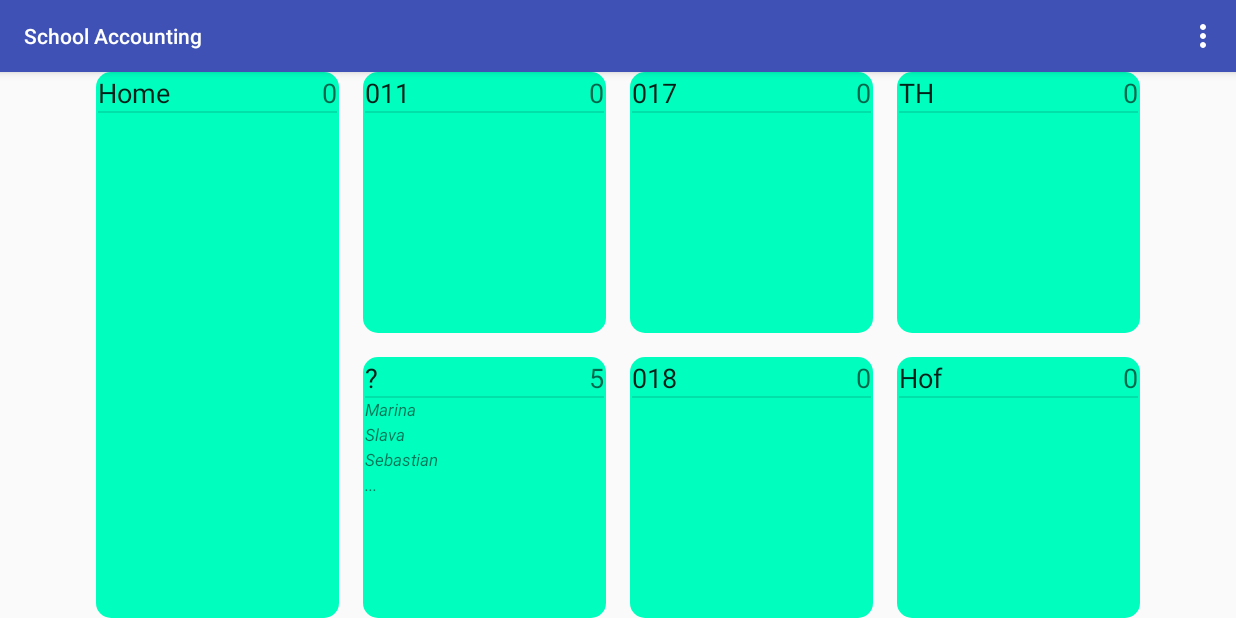
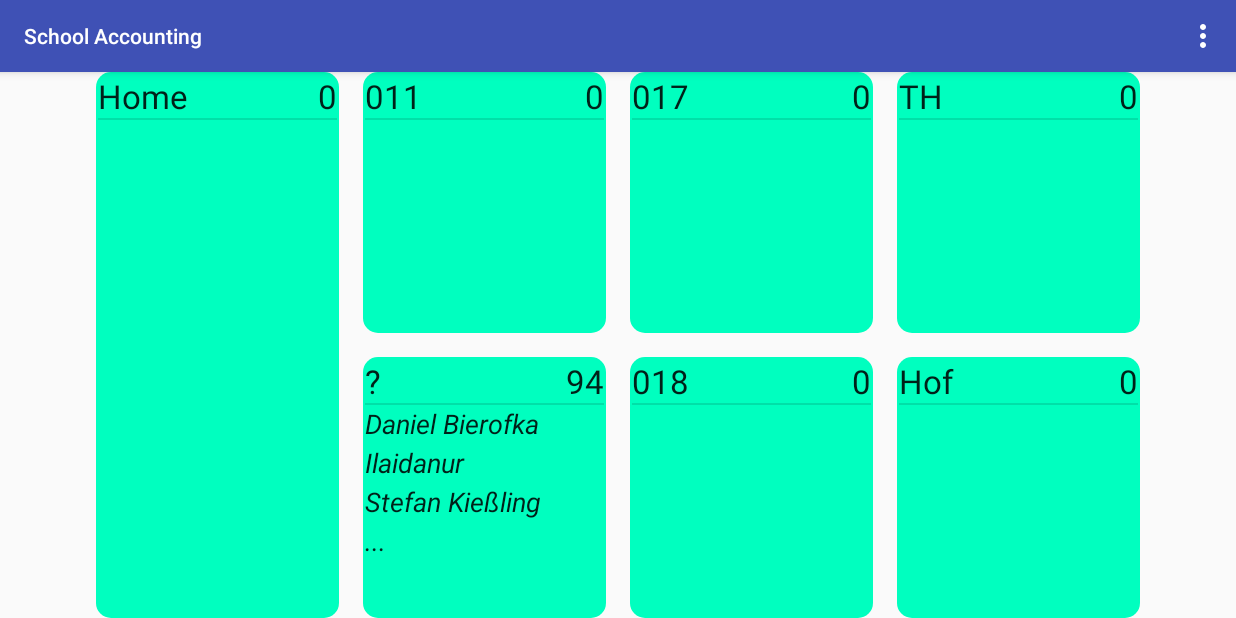
Before and after one commit to slava888/SchoolAccounting, an Android app: the screen it shows after launch (Main), on a phone screen of 824 x 412 dp (held sideways). Run offline under Robolectric (Android 15) with nearby library versions, the phone set to English and light mode, and no system bars; our stand-ins replace ButterKnife; libraries missing offline, so code that uses them is left out: lombok.experimental.

Commit message:
DB renamed to EntityManager Explicit entity state in BaseEntity Layout adjusted to have several columns in RoomFragmentView More students added

```diff
--- a/app/src/main/java/de/slava/schoolaccounting/MainFragment.java
+++ b/app/src/main/java/de/slava/schoolaccounting/MainFragment.java
@@ -1,7 +1,6 @@
 package de.slava.schoolaccounting;
 
 import android.os.Bundle;
-import android.support.annotation.Nullable;
 import android.support.v4.app.Fragment;
 import android.util.Log;
 import android.view.LayoutInflater;
@@ -15,8 +14,7 @@ import java.util.Map;
 import butterknife.Bind;
 import butterknife.ButterKnife;
 import de.slava.schoolaccounting.model.Room;
-import de.slava.schoolaccounting.model.SchoolModel;
-import de.slava.schoolaccounting.model.db.DB;
+import de.slava.schoolaccounting.model.db.EntityManager;
 import de.slava.schoolaccounting.model.db.RoomDao;
 import de.slava.schoolaccounting.room.RoomView;
 
@@ -33,8 +31,8 @@ public class MainFragment extends Fragment {
     @Bind(R.id.roomTH) RoomView roomTH;
     @Bind(R.id.roomHof) RoomView roomHof;
 
-    private DB getDb() {
-        return DB.instance(getContext());
+    private EntityManager getDb() {
+        return EntityManager.instance(getContext());
     }
 
     @Override
--- a/app/src/main/java/de/slava/schoolaccounting/model/BasicEntity.java
+++ b/app/src/main/java/de/slava/schoolaccounting/model/BasicEntity.java
@@ -4,12 +4,17 @@ import java.beans.PropertyChangeListener;
 import java.beans.PropertyChangeSupport;
 import java.io.Serializable;
 
-import lombok.EqualsAndHashCode;
-
 /**
  * @author by V.Sysoltsev
  */
 public class BasicEntity implements Serializable {
+
+    public static enum State {
+        TRANSIENT, // entity is not bound with entity manager
+        PERSISTENT // entity is bound with entity manager
+    }
+    private State entityState;
+
     transient private final PropertyChangeSupport mPcs = new PropertyChangeSupport(this);
     private Integer id;
 
@@ -19,6 +24,7 @@ public class BasicEntity implements Serializable {
 
     public BasicEntity(Integer id) {
         this.id = id;
+        entityState = State.TRANSIENT;
     }
 
     public Integer getId() {
@@ -40,4 +46,28 @@ public class BasicEntity implements Serializable {
     public <T> void firePropertyChange(String propertyName, T oldValue, T newValue) {
         mPcs.firePropertyChange(propertyName, oldValue, newValue);
     }
+
+    public State getEntityState() {
+        return entityState;
+    }
+
+    public void setEntityState(State entityState) {
+        this.entityState = entityState;
+    }
+
+    /**
+     * Returns true if the entity is not yet associate with persistence context
+     * @return
+     */
+    public boolean isTransient() {
+        return getEntityState() == State.TRANSIENT;
+    }
+
+    /**
+     * Returns true if the entity is associated with persistence context
+     * @return
+     */
+    public boolean isPersistent() {
+        return getEntityState() == State.PERSISTENT;
+    }
 }
--- a/app/src/main/java/de/slava/schoolaccounting/model/Child.java
+++ b/app/src/main/java/de/slava/schoolaccounting/model/Child.java
@@ -7,7 +7,6 @@ import lombok.experimental.Accessors;
  * @author by V.Sysoltsev
  */
 @Accessors(chain=true)
-@ToString
 public class Child extends BasicEntity {
     private String nameFull;
     private Room room;
--- a/app/src/main/java/de/slava/schoolaccounting/model/db/BaseDao.java
+++ b/app/src/main/java/de/slava/schoolaccounting/model/db/BaseDao.java
@@ -15,21 +15,21 @@ import de.slava.schoolaccounting.model.BasicEntity;
  * @author by V.Sysoltsev
  */
 public abstract class BaseDao<Entity extends BasicEntity> {
-    private final DB db;
+    private final EntityManager entityManager;
 
     // only the entities from cache are allowed to be outside (due to FK handling).
     private final Map<Integer, Entity> cache = new HashMap<>();
 
-    protected BaseDao(DB db, DB.DBDaoKey key) {
-        this.db = db;
+    protected BaseDao(EntityManager entityManager, EntityManager.DBDaoKey key) {
+        this.entityManager = entityManager;
     }
 
-    protected DB getDb() {
-        return db;
+    protected EntityManager getEntityManager() {
+        return entityManager;
     }
 
     protected SQLiteDatabase getDatabase() {
-        return db.getDb();
+        return entityManager.getDb();
     }
 
     /**
@@ -60,9 +60,9 @@ public abstract class BaseDao<Entity extends BasicEntity> {
      * Add new entity to a database
      */
     public Entity add(Entity entity) {
-        assert entity.getId() == null;
-        Integer nextId = getNextId();
-        entity.setId(nextId);
+        assert entity.isTransient();
+        if (entity.getId() == null)
+            entity.setId(getNextId());
         getDatabase().insert(getTableName(), null, asCV(entity));
         return persist(entity);
     }
@@ -116,7 +116,7 @@ public abstract class BaseDao<Entity extends BasicEntity> {
      * @return
      */
     public Entity update(Entity entity) {
-        assert entity.getId() != null : "Use add() for new entities";
+        assert entity.isPersistent() && entity.getId() != null : "Use add() for new entities";
         getDatabase().update(getTableName(), asCV(entity), String.format("ID = %d", entity.getId()), null);
         return persist(entity);
     }
@@ -154,6 +154,7 @@ public abstract class BaseDao<Entity extends BasicEntity> {
         Entity fromCache = cache.get(persisted.getId());
         if (fromCache == null) {
             fromCache = persisted;
+            persisted.setEntityState(BasicEntity.State.PERSISTENT);
             cache.put(persisted.getId(), persisted);
         } else {
             mergeInto(fromCache, persisted);
--- a/app/src/main/java/de/slava/schoolaccounting/model/db/ChildDao.java
+++ b/app/src/main/java/de/slava/schoolaccounting/model/db/ChildDao.java
@@ -11,8 +11,8 @@ import de.slava.schoolaccounting.model.Room;
  */
 public class ChildDao extends BaseDao<Child> {
 
-    protected ChildDao(DB db, DB.DBDaoKey key) {
-        super(db, key);
+    protected ChildDao(EntityManager entityManager, EntityManager.DBDaoKey key) {
+        super(entityManager, key);
     }
 
     @Override
@@ -46,7 +46,7 @@ public class ChildDao extends BaseDao<Child> {
         Integer roomFk = cursor.getInt(cursor.getColumnIndex("ROOM_FK")); // TODO: lazy loading? Maybe I should have used hibernate after all...
         Room room = null;
         if (roomFk != null) {
-            RoomDao roomDao = getDb().getDao(RoomDao.class);
+            RoomDao roomDao = getEntityManager().getDao(RoomDao.class);
             room = roomDao.getById(roomFk);
         }
         Integer imageFk = cursor.getInt(cursor.getColumnIndex("IMAGE_FK"));
--- a/app/src/main/java/de/slava/schoolaccounting/model/db/DB.java
+++ b/app/src/main/java/de/slava/schoolaccounting/model/db/EntityManager.java
@@ -1,7 +1,6 @@
 package de.slava.schoolaccounting.model.db;
 
 import android.content.Context;
-import android.database.Cursor;
 import android.database.sqlite.SQLiteDatabase;
 import android.database.sqlite.SQLiteOpenHelper;
 import android.util.Log;
@@ -14,12 +13,11 @@ import de.slava.schoolaccounting.Main;
 import de.slava.schoolaccounting.model.Child;
 import de.slava.schoolaccounting.model.Room;
 import de.slava.schoolaccounting.model.SchoolModel;
-import lombok.Getter;
 
 /**
  * @author by V.Sysoltsev
  */
-public class DB extends SQLiteOpenHelper {
+public class EntityManager extends SQLiteOpenHelper {
 
     /** a private key class to be able to construct dao **/
     public static class DBDaoKey {
@@ -47,21 +45,21 @@ public class DB extends SQLiteOpenHelper {
             " , IMAGE_FK INTEGER" + // TODO FK here
             " )";
 
-    private DB(Context context) {
+    private EntityManager(Context context) {
         super(context, DATABASE_NAME, null, DATABASE_VERSION);
         db = getWritableDatabase();
     }
 
-    private static DB instance;
-    public static synchronized DB instance(Context context) {
+    private static EntityManager instance;
+    public static synchronized EntityManager instance(Context context) {
         if (instance == null) {
-            // context.deleteDatabase(DB.DATABASE_NAME);
-            instance = new DB(context);
+            // context.deleteDatabase(EntityManager.DATABASE_NAME);
+            instance = new EntityManager(context);
         }
         return instance;
     }
 
-    SQLiteDatabase db;
+    private SQLiteDatabase db;
     SQLiteDatabase getDb() {
         return db;
     }
@@ -114,6 +112,103 @@ public class DB extends SQLiteOpenHelper {
         dao.add(new Child(null, "Stefan", initial, 2));
         dao.add(new Child(null, "Sebastian", initial, 2));
         dao.add(new Child(null, "Maja", initial, 3));
+        dao.add(new Child(null, "Rocco", initial, 2));
+        dao.add(new Child(null, "Julian", initial, 2));
+        dao.add(new Child(null, "Carlos", initial, 2));
+        dao.add(new Child(null, "Benedikt", initial, 2));
+        dao.add(new Child(null, "Marko", initial, 2));
+        dao.add(new Child(null, "Ira", initial, 3));
+        dao.add(new Child(null, "Valentin", initial, 2));
+        dao.add(new Child(null, "Iva", initial, 3));
+        dao.add(new Child(null, "Miku", initial, 3));
+        dao.add(new Child(null, "Misu", initial, 3));
+        dao.add(new Child(null, "Milad", initial, 2));
+        dao.add(new Child(null, "Aikan", initial, 2));
+        dao.add(new Child(null, "Akan", initial, 2));
+        dao.add(new Child(null, "Ilaidanur", initial, 3));
+        dao.add(new Child(null, "Mila", initial, 3));
+        dao.add(new Child(null, "Maria", initial, 3));
+        dao.add(new Child(null, "Aikan", initial, 2));
+
+        String players[] = {
+                "Timo Achenbach",
+                "Benjamin Auer",
+                "Roland Benschneider",
+                "Daniel Bierofka",
+                "Philipp Bönig",
+                "Pascal Borel",
+                "Tim Borowski",
+                "Thomas Broich",
+                "Daniyel Cimen",
+                "Simon Cziommer",
+                "Christoph Dabrowski",
+                "Markus Daun",
+                "Mustafa Doğan",
+                "Marco Engelhardt",
+                "Robert Enke",
+                "Fabian Ernst",
+                "Frank Fahrenhorst",
+                "Maik Franz",
+                "Arne Friedrich",
+                "Manuel Friedrich",
+                "Clemens Fritz",
+                "Nico Frommer",
+                "Christian Gentner",
+                "Fabian Gerber",
+                "Mario Gómez",
+                "Mike Hanke",
+                "Patrick Helmes",
+                "Ingo Hertzsch",
+                "Timo Hildebrand",
+                "Andreas Hinkel",
+                "Steffen Hofmann",
+                "Alexander Huber",
+                "Simon Jentzsch",
+                "Jermaine Jones",
+                "Enrico Kern",
+                "Stefan Kießling",
+                "Thomas Kleine",
+                "Stephan Kling",
+                "Peer Kluge",
+                "Bernd Korzynietz",
+                "Markus Kreuz",
+                "Florian Kringe",
+                "Emmanuel Krontiris",
+                "Kevin Kurányi",
+                "Matthias Langkamp",
+                "Benjamin Lense",
+                "Alexander Madlung",
+                "Marcel Maltritz",
+                "Thorben Marx",
+                "Martin Meichelbeck",
+                "Alexander Meier",
+                "Alexander Meyer",
+                "Uwe Möhrle",
+                "Sven Müller",
+                "Andreas Ottl",
+                "Christoph Preuß",
+                "Tobias Rau",
+                "Simon Rolfes",
+                "Sascha Rösler",
+                "Marcel Schäfer",
+                "Sebastian Schindzielorz",
+                "Björn Schlicke",
+                "Silvio Schröter",
+                "Markus Schroth",
+                "Martin Stoll",
+                "Albert Streit",
+                "Christian Timm",
+                "Alexander Voigt",
+                "Andreas Voss",
+                "Roman Weidenfeller",
+                "Benjamin Weigelt",
+                "Timo Wenzel",
+                "Stefan Wessels"
+        };
+        for (String player : players) {
+            dao.add(new Child(null, player, initial, 5));
+        }
+
         Log.d(Main.getTag(), String.format("All children: %s", dao.getAll(null, null)));
     }
 
@@ -132,7 +227,4 @@ public class DB extends SQLiteOpenHelper {
         return defauls.iterator().next();
     }
 
-    public void saveModel(SchoolModel model) {
-        // TODO
-    }
 }
--- a/app/src/main/java/de/slava/schoolaccounting/model/db/RoomDao.java
+++ b/app/src/main/java/de/slava/schoolaccounting/model/db/RoomDao.java
@@ -13,15 +13,15 @@ import de.slava.schoolaccounting.model.Room;
  */
 public class RoomDao extends BaseDao<Room> {
 
-    private ChildDao childDao = getDb().getDao(ChildDao.class);
+    private ChildDao childDao = getEntityManager().getDao(ChildDao.class);
 
-    protected RoomDao(DB db, DB.DBDaoKey key) {
-        super(db, key);
+    protected RoomDao(EntityManager entityManager, EntityManager.DBDaoKey key) {
+        super(entityManager, key);
     }
 
     @Override
     protected String getTableName() {
-        return DB.DATABASE_TABLE_ROOM;
+        return EntityManager.DATABASE_TABLE_ROOM;
     }
 
     @Override
--- a/app/src/main/java/de/slava/schoolaccounting/room/RoomChildItem.java
+++ b/app/src/main/java/de/slava/schoolaccounting/room/RoomChildItem.java
@@ -18,9 +18,8 @@ import de.slava.schoolaccounting.Main;
 import de.slava.schoolaccounting.R;
 import de.slava.schoolaccounting.model.Child;
 import de.slava.schoolaccounting.model.Room;
-import de.slava.schoolaccounting.model.SchoolModel;
 import de.slava.schoolaccounting.model.db.ChildDao;
-import de.slava.schoolaccounting.model.db.DB;
+import de.slava.schoolaccounting.model.db.EntityManager;
 import de.slava.schoolaccounting.model.db.RoomDao;
 
 /**
@@ -33,8 +32,8 @@ public class RoomChildItem extends LinearLayout {
 
     private Child child;
 
-    private DB getDb() {
-        return DB.instance(getContext());
+    private EntityManager getDb() {
+        return EntityManager.instance(getContext());
     }
 
     public RoomChildItem(Context context) {
@@ -77,6 +76,8 @@ public class RoomChildItem extends LinearLayout {
             resId = R.drawable.person_3;
         if (child.getImageId() == 4)
             resId = R.drawable.person_4;
+        if (child.getImageId() == 5)
+            resId = R.drawable.person_5;
         imageView.setImageDrawable(ContextCompat.getDrawable(getContext(), resId));
     }
 
--- a/app/src/main/java/de/slava/schoolaccounting/room/RoomFragment.java
+++ b/app/src/main/java/de/slava/schoolaccounting/room/RoomFragment.java
@@ -6,6 +6,7 @@ import android.util.Log;
 import android.view.LayoutInflater;
 import android.view.View;
 import android.view.ViewGroup;
+import android.widget.GridView;
 import android.widget.ListView;
 import android.widget.TextView;
 
@@ -33,7 +34,7 @@ public class RoomFragment extends Fragment {
 
     @Bind(R.id.textHeader) TextView textHeader;
     @Bind(R.id.textNumber) TextView textNumber;
-    @Bind(R.id.listView) ListView listScholars;
+    @Bind(R.id.listView) GridView listScholars;
 
     @Override
     public View onCreateView(LayoutInflater inflater, ViewGroup container, Bundle savedInstanceState) {
--- a/app/src/main/java/de/slava/schoolaccounting/room/RoomView.java
+++ b/app/src/main/java/de/slava/schoolaccounting/room/RoomView.java
@@ -5,7 +5,6 @@ import android.content.res.TypedArray;
 import android.graphics.Color;
 import android.os.Parcel;
 import android.os.Parcelable;
-import android.support.v7.app.AppCompatActivity;
 import android.util.AttributeSet;
 import android.util.Log;
 import android.view.View;
@@ -27,8 +26,7 @@ import de.slava.schoolaccounting.Main;
 import de.slava.schoolaccounting.R;
 import de.slava.schoolaccounting.model.Child;
 import de.slava.schoolaccounting.model.Room;
-import de.slava.schoolaccounting.model.SchoolModel;
-import de.slava.schoolaccounting.model.db.DB;
+import de.slava.schoolaccounting.model.db.EntityManager;
 import de.slava.schoolaccounting.model.db.RoomDao;
 import lombok.Getter;
 
@@ -38,8 +36,8 @@ public class RoomView extends RelativeLayout {
     private int colorBorder = Color.RED;
     private int colorBackground = 0xFF99FF99;
 
-    private DB getDb() {
-        return DB.instance(getContext());
+    private EntityManager getDb() {
+        return EntityManager.instance(getContext());
     }
     private Room roomModel;
 
--- a/app/src/main/res/layout/room_child_item.xml
+++ b/app/src/main/res/layout/room_child_item.xml
@@ -1,8 +1,8 @@
 <?xml version="1.0" encoding="utf-8"?>
 <merge xmlns:android="http://schemas.android.com/apk/res/android"
               android:orientation="horizontal"
-              android:layout_width="match_parent"
-              android:layout_height="match_parent">
+              android:layout_width="wrap_content"
+              android:layout_height="wrap_content">
 
     <ImageView
         android:layout_width="wrap_content"
@@ -16,5 +16,6 @@
         android:layout_height="wrap_content"
         android:text="New Text"
         android:id="@+id/textName"
-        android:layout_gravity="center_vertical"/>
+        android:layout_gravity="center_vertical"
+        android:textAppearance="@android:style/TextAppearance.Medium"/>
 </merge>
--- a/app/src/main/res/layout/room_child_preview.xml
+++ b/app/src/main/res/layout/room_child_preview.xml
@@ -3,6 +3,6 @@
           android:layout_width="fill_parent"
           android:layout_height="fill_parent"
           android:padding="0dip"
-          android:textSize="11dip"
+          android:textAppearance="@android:style/TextAppearance.Medium"
           android:textStyle="italic">
 </TextView>
--- a/app/src/main/res/layout/room_fragment.xml
+++ b/app/src/main/res/layout/room_fragment.xml
@@ -29,12 +29,17 @@
           android:layout_below="@+id/textHeader"
           android:layout_alignParentLeft="true"/>
 
-    <ListView
-        android:layout_width="wrap_content"
+    <GridView
+        android:layout_width="match_parent"
         android:layout_height="wrap_content"
         android:id="@+id/listView"
         android:layout_below="@+id/dividerHeader"
         android:layout_alignParentLeft="true"
+        android:numColumns="auto_fit"
+        android:verticalSpacing="1sp"
+        android:horizontalSpacing="1sp"
+        android:stretchMode="columnWidth"
+        android:gravity="center"
         />
 
 </RelativeLayout>
--- a/app/src/main/res/layout/room_view.xml
+++ b/app/src/main/res/layout/room_view.xml
@@ -8,7 +8,7 @@
     <TextView
         android:layout_width="wrap_content"
         android:layout_height="wrap_content"
-        android:textAppearance="@android:style/TextAppearance.Medium"
+        android:textAppearance="@android:style/TextAppearance.Large"
         android:id="@+id/textHeader"
         android:text="Header"
         android:layout_alignParentTop="true"
@@ -18,7 +18,7 @@
     <TextView
         android:layout_width="wrap_content"
         android:layout_height="wrap_content"
-        android:textAppearance="?android:attr/textAppearanceMedium"
+        android:textAppearance="@android:style/TextAppearance.Large"
         android:text="XXX"
         android:id="@+id/textNumber"
         android:layout_alignParentTop="true"
```
Also changed, not shown: app/src/main/res/drawable-hdpi/person_5.png (added), app/src/main/res/drawable-mdpi/person_5.png (added), app/src/main/res/drawable-xhdpi/person_5.png (added), app/src/main/res/drawable-xxhdpi/person_5.png (added), app/src/main/res/drawable-xxxhdpi/person_5.png (added).
